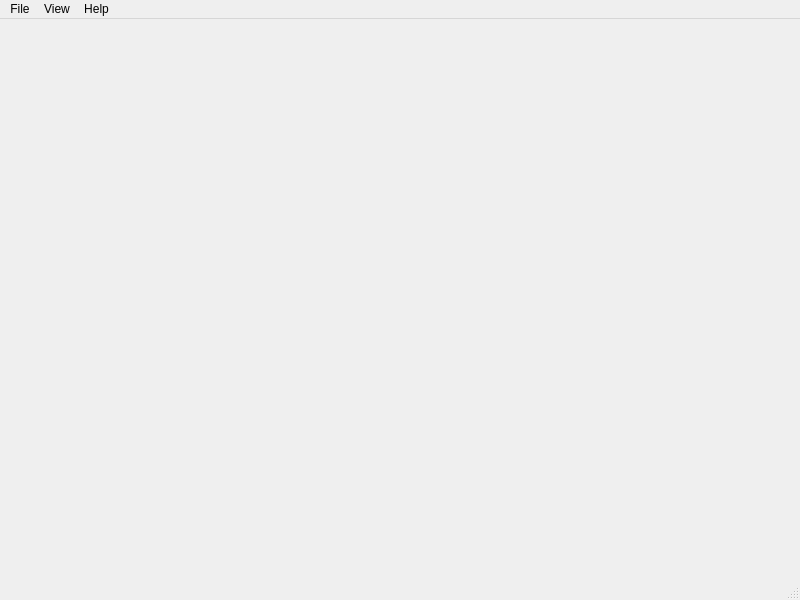
Old version of the form Window.ui in the repository ailinwang/qt-gsview.
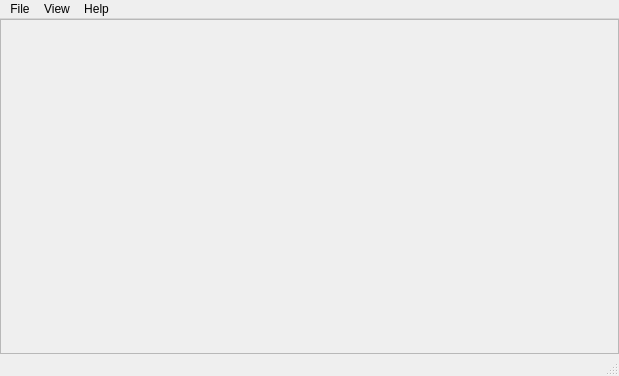
New version of the form.

Commit message: fix file/quit, more work on using Qt Designer, fix page down/up

```diff
--- a/Window.ui
+++ b/Window.ui
@@ -6,20 +6,91 @@
    <rect>
     <x>0</x>
     <y>0</y>
-    <width>800</width>
-    <height>600</height>
+    <width>619</width>
+    <height>376</height>
    </rect>
   </property>
   <property name="windowTitle">
    <string>MainWindow</string>
   </property>
-  <widget class="QWidget" name="centralwidget"/>
+  <widget class="QWidget" name="centralwidget">
+   <property name="enabled">
+    <bool>true</bool>
+   </property>
+   <property name="maximumSize">
+    <size>
+     <width>619</width>
+     <height>16777215</height>
+    </size>
+   </property>
+   <property name="layoutDirection">
+    <enum>Qt::LeftToRight</enum>
+   </property>
+   <layout class="QHBoxLayout" name="horizontalLayout">
+    <property name="leftMargin">
+     <number>0</number>
+    </property>
+    <property name="topMargin">
+     <number>0</number>
+    </property>
+    <property name="rightMargin">
+     <number>0</number>
+    </property>
+    <property name="bottomMargin">
+     <number>0</number>
+    </property>
+    <item>
+     <widget class="QWidget" name="widget" native="true">
+      <layout class="QHBoxLayout" name="horizontalLayout_2">
+       <property name="leftMargin">
+        <number>0</number>
+       </property>
+       <property name="topMargin">
+        <number>0</number>
+       </property>
+       <property name="rightMargin">
+        <number>0</number>
+       </property>
+       <property name="bottomMargin">
+        <number>0</number>
+       </property>
+       <item>
+        <widget class="QScrollArea" name="rightScrollArea">
+         <property name="sizePolicy">
+          <sizepolicy hsizetype="Expanding" vsizetype="Expanding">
+           <horstretch>0</horstretch>
+           <verstretch>0</verstretch>
+          </sizepolicy>
+         </property>
+         <property name="sizeAdjustPolicy">
+          <enum>QAbstractScrollArea::AdjustToContents</enum>
+         </property>
+         <property name="widgetResizable">
+          <bool>true</bool>
+         </property>
+         <widget class="QWidget" name="scrollAreaWidgetContents">
+          <property name="geometry">
+           <rect>
+            <x>0</x>
+            <y>0</y>
+            <width>617</width>
+            <height>331</height>
+           </rect>
+          </property>
+         </widget>
+        </widget>
+       </item>
+      </layout>
+     </widget>
+    </item>
+   </layout>
+  </widget>
   <widget class="QMenuBar" name="menubar">
    <property name="geometry">
     <rect>
      <x>0</x>
      <y>0</y>
-     <width>800</width>
+     <width>619</width>
      <height>22</height>
     </rect>
    </property>
@@ -58,7 +129,11 @@
    <addaction name="menuView"/>
    <addaction name="menuHelp"/>
   </widget>
-  <widget class="QStatusBar" name="statusbar"/>
+  <widget class="QStatusBar" name="statusbar">
+   <property name="enabled">
+    <bool>false</bool>
+   </property>
+  </widget>
   <action name="actionOpen">
    <property name="text">
     <string>&amp;Open...</string>
```
The commit also changes 2 other files.
